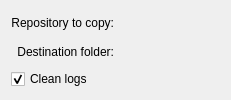
The window that src/svnfrontend/hotcopydlg.ui (KDE/kdesvn) describes before a commit, drawn with Qt 5.
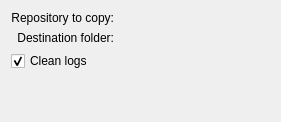
The same window after the commit. Custom widgets are drawn as their Qt base class.

Commit message: No functional changes, just some layout fixes so they're at least usable (don't collapse, don't expand anywhere)

The edit to the form file:
```diff
--- a/src/svnfrontend/hotcopydlg.ui
+++ b/src/svnfrontend/hotcopydlg.ui
@@ -2,29 +2,9 @@
 <ui version="4.0">
  <class>HotcopyDlg</class>
  <widget class="QWidget" name="HotcopyDlg">
-  <layout class="QVBoxLayout">
-   <item>
-    <layout class="QGridLayout" name="m_MainGrid">
-     <item row="1" column="0">
-      <widget class="QLabel" name="m_Destlabel">
-       <property name="text">
-        <string>Destination folder:</string>
-       </property>
-       <property name="alignment">
-        <set>Qt::AlignRight|Qt::AlignTrailing|Qt::AlignVCenter</set>
-       </property>
-      </widget>
-     </item>
-     <item row="1" column="1">
-      <widget class="KUrlRequester" name="m_DestpathEditor">
-       <property name="minimumSize">
-        <size>
-         <width>100</width>
-         <height>0</height>
-        </size>
-       </property>
-      </widget>
-     </item>
+  <layout class="QGridLayout" name="gridLayout_2">
+   <item row="0" column="0">
+    <layout class="QGridLayout" name="gridLayout">
      <item row="0" column="0">
       <widget class="QLabel" name="m_Srclabel">
        <property name="text">
@@ -39,26 +19,59 @@
       <widget class="KUrlRequester" name="m_SrcpathEditor">
        <property name="minimumSize">
         <size>
+         <width>150</width>
+         <height>0</height>
+        </size>
+       </property>
+      </widget>
+     </item>
+     <item row="1" column="0">
+      <widget class="QLabel" name="m_Destlabel">
+       <property name="text">
+        <string>Destination folder:</string>
+       </property>
+       <property name="alignment">
+        <set>Qt::AlignRight|Qt::AlignTrailing|Qt::AlignVCenter</set>
+       </property>
+      </widget>
+     </item>
+     <item row="1" column="1">
+      <widget class="KUrlRequester" name="m_DestpathEditor">
+       <property name="minimumSize">
+        <size>
          <width>100</width>
          <height>0</height>
         </size>
        </property>
       </widget>
      </item>
+     <item row="2" column="0" colspan="2">
+      <widget class="QCheckBox" name="m_Cleanlogs">
+       <property name="text">
+        <string>Clean logs</string>
+       </property>
+       <property name="shortcut">
+        <string/>
+       </property>
+       <property name="checked">
+        <bool>true</bool>
+       </property>
+      </widget>
+     </item>
     </layout>
    </item>
-   <item>
-    <widget class="QCheckBox" name="m_Cleanlogs">
-     <property name="text">
-      <string>Clean logs</string>
+   <item row="1" column="0">
+    <spacer name="verticalSpacer">
+     <property name="orientation">
+      <enum>Qt::Vertical</enum>
      </property>
-     <property name="shortcut">
-      <string/>
+     <property name="sizeHint" stdset="0">
+      <size>
+       <width>20</width>
+       <height>40</height>
+      </size>
      </property>
-     <property name="checked">
-      <bool>true</bool>
-     </property>
-    </widget>
+    </spacer>
    </item>
   </layout>
  </widget>
```
The commit also changes 11 other files.
